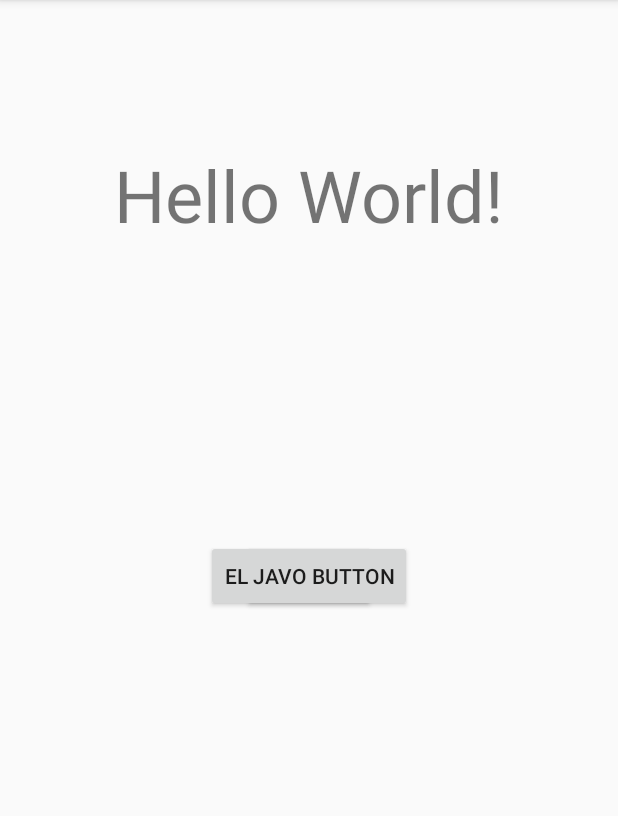
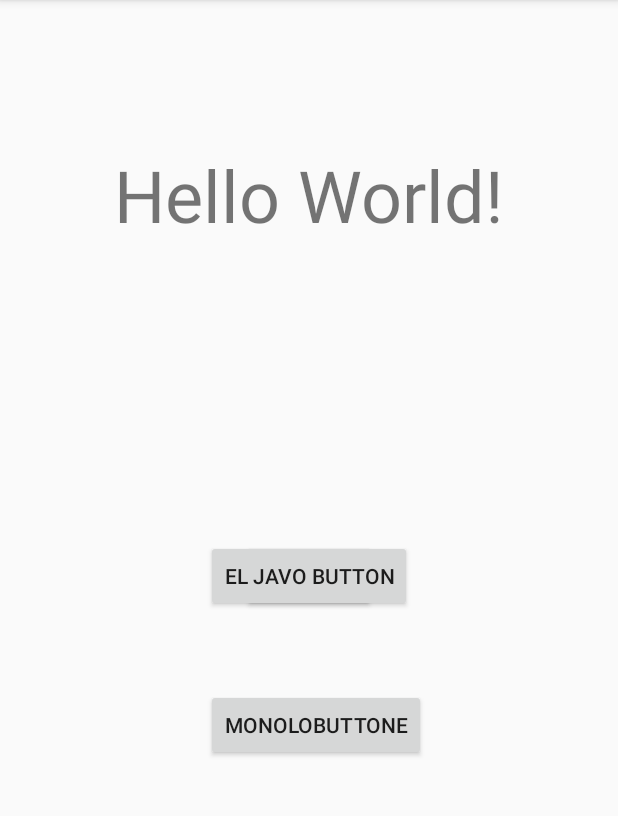
Before and after one commit to eljavo/GitHub, an Android app: the screen it shows after launch (MainActivity), on a phone screen of 412 x 824 dp, the part 84-900 px from its top. Run offline under Robolectric (Android 15) with nearby library versions, the phone set to English and light mode, and no system bars.

```diff
--- a/app/src/main/res/layout/activity_main.xml
+++ b/app/src/main/res/layout/activity_main.xml
@@ -38,6 +38,14 @@
         android:id="@+id/OtroBton"
         android:layout_centerVertical="true"
         android:layout_centerHorizontal="true" />
-    android:text="El Kuma was here"
-    android:id="@+id/textView" />
+
+    <Button
+        android:layout_width="wrap_content"
+        android:layout_height="wrap_content"
+        android:text="Monolobuttone"
+        android:id="@+id/button2"
+        android:layout_below="@+id/button"
+        android:layout_alignStart="@+id/OtroBton"
+        android:layout_marginTop="51dp" />
+
 </RelativeLayout>
```
